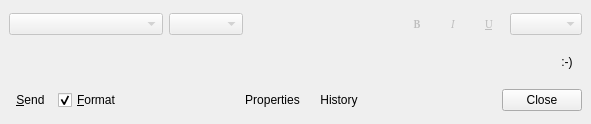
The window that modules/chat/rzxchat.ui (Fruneau/qRezix) describes before a commit, drawn with Qt 5.
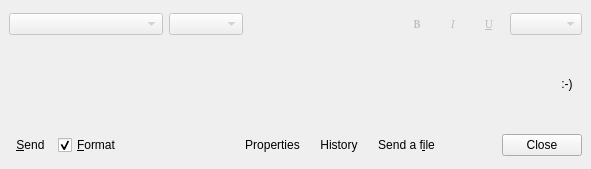
The same window after the commit. Custom widgets are drawn as their Qt base class.

```diff
--- a/modules/chat/rzxchat.ui
+++ b/modules/chat/rzxchat.ui
@@ -9,7 +9,7 @@
     <x>0</x>
     <y>0</y>
     <width>591</width>
-    <height>124</height>
+    <height>169</height>
    </rect>
   </property>
   <property name="windowTitle" >
@@ -178,6 +178,22 @@
        </property>
       </widget>
      </item>
+     <item>
+      <widget class="QToolButton" name="btnFileTransfer" >
+       <property name="whatsThis" >
+        <string>&lt;h3>File Transfer&lt;/h3>&lt;p>Tranfer a file to your friend&lt;/p></string>
+       </property>
+       <property name="text" >
+        <string>Send a f&amp;ile</string>
+       </property>
+       <property name="shortcut" >
+        <string>Alt+I</string>
+       </property>
+       <property name="autoRaise" >
+        <bool>true</bool>
+       </property>
+      </widget>
+     </item>
      <item>
       <spacer>
        <property name="orientation" >
```
